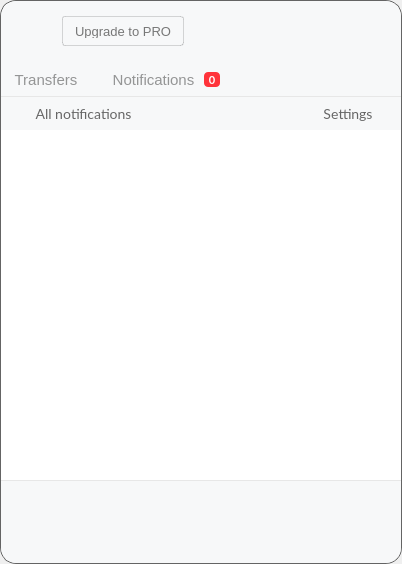
The window that src/MEGASync/gui/win/InfoDialog.ui (meganz/MEGAsync) describes before a commit, drawn with Qt 5.
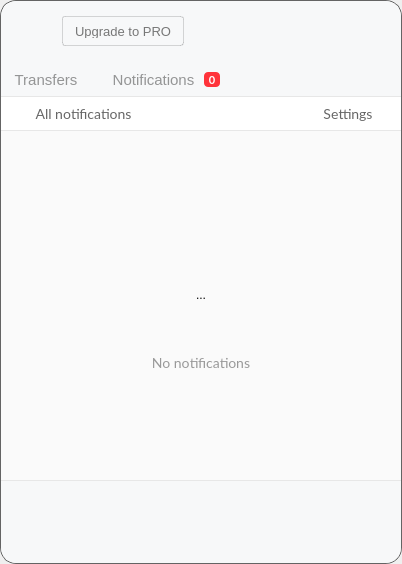
The same window after the commit. Icons and pictures are not drawn. Custom widgets are drawn as their Qt base class.

Commit message: Support for default notifications

```diff
--- a/src/MEGASync/gui/win/InfoDialog.ui
+++ b/src/MEGASync/gui/win/InfoDialog.ui
@@ -52,7 +52,7 @@
 	border: none;
 }
 
-#wSeparator, #wSeparatorStats
+#wSeparator, #wSeparatorStats, #wSeparatorNotificationsOpts
 {
 background-color:  rgb(231, 231, 231);
 }
@@ -1916,6 +1916,12 @@
                        <height>33</height>
                       </size>
                      </property>
+                     <property name="styleSheet">
+                      <string notr="true">#wFilterAndSettings
+{
+background-color: #FFFFFF;
+}</string>
+                     </property>
                      <layout class="QHBoxLayout" name="horizontalLayout_14">
                       <property name="leftMargin">
                        <number>16</number>
@@ -2110,34 +2116,248 @@
                     </widget>
                    </item>
                    <item>
-                    <widget class="QTreeView" name="tvNotifications">
-                     <property name="focusPolicy">
-                      <enum>Qt::NoFocus</enum>
+                    <widget class="QWidget" name="wSeparatorNotificationsOpts" native="true">
+                     <property name="minimumSize">
+                      <size>
+                       <width>400</width>
+                       <height>1</height>
+                      </size>
                      </property>
-                     <property name="frameShape">
-                      <enum>QFrame::NoFrame</enum>
+                     <property name="maximumSize">
+                      <size>
+                       <width>400</width>
+                       <height>1</height>
+                      </size>
                      </property>
-                     <property name="showDropIndicator" stdset="0">
-                      <bool>false</bool>
+                    </widget>
+                   </item>
+                   <item>
+                    <widget class="QStackedWidget" name="sNotifications">
+                     <property name="currentIndex">
+                      <number>1</number>
                      </property>
-                     <property name="dragDropMode">
-                      <enum>QAbstractItemView::InternalMove</enum>
-                     </property>
-                     <property name="selectionMode">
-                      <enum>QAbstractItemView::NoSelection</enum>
-                     </property>
-                     <property name="rootIsDecorated">
-                      <bool>false</bool>
-                     </property>
-                     <property name="sortingEnabled">
-                      <bool>true</bool>
-                     </property>
-                     <property name="headerHidden">
-                      <bool>true</bool>
-                     </property>
-                     <attribute name="headerVisible">
-                      <bool>false</bool>
-                     </attribute>
+                     <widget class="QWidget" name="pNotifications">
+                      <layout class="QVBoxLayout" name="verticalLayout_19">
+                       <property name="spacing">
+                        <number>0</number>
+                       </property>
+                       <property name="leftMargin">
+                        <number>0</number>
+                       </property>
+                       <property name="topMargin">
+                        <number>0</number>
+                       </property>
+                       <property name="rightMargin">
+                        <number>0</number>
+                       </property>
+                       <property name="bottomMargin">
+                        <number>0</number>
+                       </property>
+                       <item>
+                        <widget class="QTreeView" name="tvNotifications">
+                         <property name="focusPolicy">
+                          <enum>Qt::NoFocus</enum>
+                         </property>
+                         <property name="frameShape">
+                          <enum>QFrame::NoFrame</enum>
+                         </property>
+                         <property name="showDropIndicator" stdset="0">
+                          <bool>false</bool>
+                         </property>
+                         <property name="dragDropMode">
+                          <enum>QAbstractItemView::InternalMove</enum>
+                         </property>
+                         <property name="selectionMode">
+                          <enum>QAbstractItemView::NoSelection</enum>
+                         </property>
+                         <property name="rootIsDecorated">
+                          <bool>false</bool>
+                         </property>
+                         <property name="sortingEnabled">
+                          <bool>true</bool>
+                         </property>
+                         <property name="headerHidden">
+                          <bool>true</bool>
+                         </property>
+                         <attribute name="headerVisible">
+                          <bool>false</bool>
+                         </attribute>
+                        </widget>
+                       </item>
+                      </layout>
+                     </widget>
+                     <widget class="QWidget" name="pNoNotifications">
+                      <property name="styleSheet">
+                       <string notr="true">#pNoNotifications
+{
+	background-color: #FAFAFA;
+}</string>
+                      </property>
+                      <layout class="QVBoxLayout" name="verticalLayout_22">
+                       <property name="leftMargin">
+                        <number>0</number>
+                       </property>
+                       <property name="topMargin">
+                        <number>0</number>
+                       </property>
+                       <property name="rightMargin">
+                        <number>0</number>
+                       </property>
+                       <property name="bottomMargin">
+                        <number>0</number>
+                       </property>
+                       <item>
+                        <layout class="QVBoxLayout" name="verticalLayout_21">
+                         <item>
+                          <spacer name="verticalSpacer_4">
+                           <property name="orientation">
+                            <enum>Qt::Vertical</enum>
+                           </property>
+                           <property name="sizeHint" stdset="0">
+                            <size>
+                             <width>20</width>
+                             <height>40</height>
+                            </size>
+                           </property>
+                          </spacer>
+                         </item>
+                         <item>
+                          <layout class="QHBoxLayout" name="horizontalLayout_17">
+                           <item>
+                            <spacer name="horizontalSpacer_11">
+                             <property name="orientation">
+                              <enum>Qt::Horizontal</enum>
+                             </property>
+                             <property name="sizeHint" stdset="0">
+                              <size>
+                               <width>40</width>
+                               <height>20</height>
+                              </size>
+                             </property>
+                            </spacer>
+                           </item>
+                           <item>
+                            <widget class="QWidget" name="widget" native="true">
+                             <layout class="QVBoxLayout" name="verticalLayout_20">
+                              <item>
+                               <layout class="QHBoxLayout" name="horizontalLayout_16">
+                                <item>
+                                 <spacer name="horizontalSpacer_4">
+                                  <property name="orientation">
+                                   <enum>Qt::Horizontal</enum>
+                                  </property>
+                                  <property name="sizeHint" stdset="0">
+                                   <size>
+                                    <width>40</width>
+                                    <height>20</height>
+                                   </size>
+                                  </property>
+                                 </spacer>
+                                </item>
+                                <item>
+                                 <widget class="QToolButton" name="bNoNotificationsIcon">
+                                  <property name="minimumSize">
+                                   <size>
+                                    <width>98</width>
+                                    <height>107</height>
+                                   </size>
+                                  </property>
+                                  <property name="maximumSize">
+                                   <size>
+                                    <width>98</width>
+                                    <height>107</height>
+                                   </size>
+                                  </property>
+                                  <property name="styleSheet">
+                                   <string notr="true">#bNoNotificationsIcon
+{
+     border: none;
+}</string>
+                                  </property>
+                                  <property name="text">
+                                   <string>...</string>
+                                  </property>
+                                  <property name="icon">
+                                   <iconset>
+                                    <normalon>:/images/empty-notifications.png</normalon>
+                                   </iconset>
+                                  </property>
+                                  <property name="iconSize">
+                                   <size>
+                                    <width>98</width>
+                                    <height>107</height>
+                                   </size>
+                                  </property>
+                                 </widget>
+                                </item>
+                                <item>
+                                 <spacer name="horizontalSpacer_3">
+                                  <property name="orientation">
+                                   <enum>Qt::Horizontal</enum>
+                                  </property>
+                                  <property name="sizeHint" stdset="0">
+                                   <size>
+                                    <width>40</width>
+                                    <height>20</height>
+                                   </size>
+                                  </property>
+                                 </spacer>
+                                </item>
+                               </layout>
+                              </item>
+                              <item>
+                               <widget class="QLabel" name="lNoNotifications">
+                                <property name="styleSheet">
+                                 <string notr="true">#lNoNotifications
+{
+	color: #999999;
+	font-family: Lato;
+	font-size: 14px;
+}</string>
+                                </property>
+                                <property name="text">
+                                 <string>No notifications</string>
+                                </property>
+                                <property name="alignment">
+                                 <set>Qt::AlignCenter</set>
+                                </property>
+                               </widget>
+                              </item>
+                             </layout>
+                            </widget>
+                           </item>
+                           <item>
+                            <spacer name="horizontalSpacer_13">
+                             <property name="orientation">
+                              <enum>Qt::Horizontal</enum>
+                             </property>
+                             <property name="sizeHint" stdset="0">
+                              <size>
+                               <width>40</width>
+                               <height>20</height>
+                              </size>
+                             </property>
+                            </spacer>
+                           </item>
+                          </layout>
+                         </item>
+                         <item>
+                          <spacer name="verticalSpacer_5">
+                           <property name="orientation">
+                            <enum>Qt::Vertical</enum>
+                           </property>
+                           <property name="sizeHint" stdset="0">
+                            <size>
+                             <width>20</width>
+                             <height>40</height>
+                            </size>
+                           </property>
+                          </spacer>
+                         </item>
+                        </layout>
+                       </item>
+                      </layout>
+                     </widget>
                     </widget>
                    </item>
                   </layout>
```
The commit also changes 4 other files.
